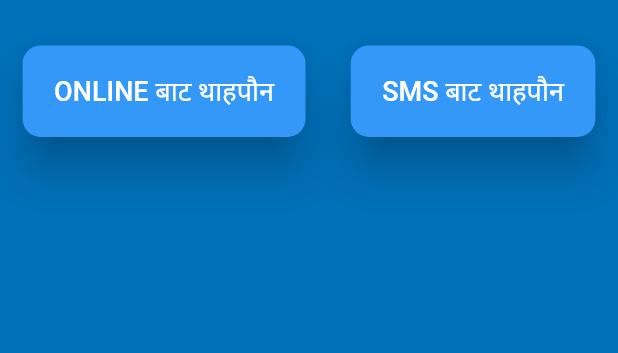
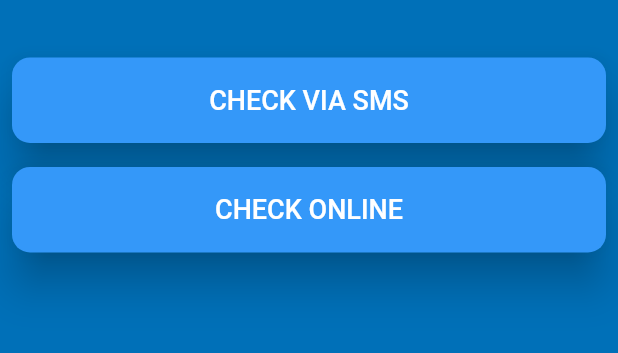
Before and after one commit to Cellappflutter/Result8, a Flutter app: the screen it shows after launch, after a tap on "लुम्बिनी सांस्कृतिक नगरपालिका", on a phone screen of 412 x 824 dp, the part 494-847 px from its top. Run offline on Flutter 3.47's test engine with Material 2 defaults, Android fonts, the phone set to English and light mode, and no system bars; our stand-ins replace bloc, connectivity, equatable, flutter_bloc; missing offline and left inert: sms.

Commit message:
new_buttons

```diff
--- a/lib/homepage.dart
+++ b/lib/homepage.dart
@@ -184,7 +184,7 @@ class _HomePageState extends State<HomePage> {
               )
                       : CellButton(text: 'Message', onpressed: ()async {
                             if (_formkey.currentState.validate()) {
-                              _sendingSMS("35001", "rslt ${symbol_number.text}>");
+                              _sendingSMS("35001", "rslt ${symbol_number.text}");
                             }
                           })
                 ],
--- a/lib/selector.dart
+++ b/lib/selector.dart
@@ -27,19 +27,26 @@ class Selector extends StatelessWidget {
                             image: DecorationImage(
                                 image: AssetImage("assets/Icon.png")),
                           ))),
-              Row(
-                mainAxisAlignment: MainAxisAlignment.spaceAround,
-                children: <Widget>[
-                  CellButton(
-                    text: "Online बाट थाहपौन",
-                    onpressed: () => Navigator.pushNamed(context, 'homepage',arguments: true),
-                  ),
-                  CellButton(
-                    text: "SMS बाट थाहपौन",
-                    onpressed: () => Navigator.pushNamed(context, 'homepage',arguments: false),
-                  )
-                ],
+                          SizedBox(width: double.infinity,
+                              child: Padding(
+                                padding: const EdgeInsets.all(8.0),
+                                child: CellButton(
+                  text: "Check via Sms",
+                  onpressed: () => Navigator.pushNamed(context, 'homepage',arguments: false),
+                ),
+                              ),
               ),
+              SizedBox(
+                width: double.infinity,
+                              child: Padding(
+                                padding: const EdgeInsets.all(8.0),
+                                child: CellButton(
+                  text: "Check Online",
+                  onpressed: () => Navigator.pushNamed(context, 'homepage',arguments: true),
+                ),
+                              ),
+              ),
+
             ],
           ),
         ),
--- a/lib/splash.dart
+++ b/lib/splash.dart
@@ -21,7 +21,7 @@ class _SplashScreenState extends State<SplashScreen> {
     super.initState();
 
     Timer(
-        Duration(seconds: 1),
+        Duration(seconds: 3),
         () => Navigator.pushNamedAndRemoveUntil(context, "nagarpalika", (route) => false));
   }
 
```
